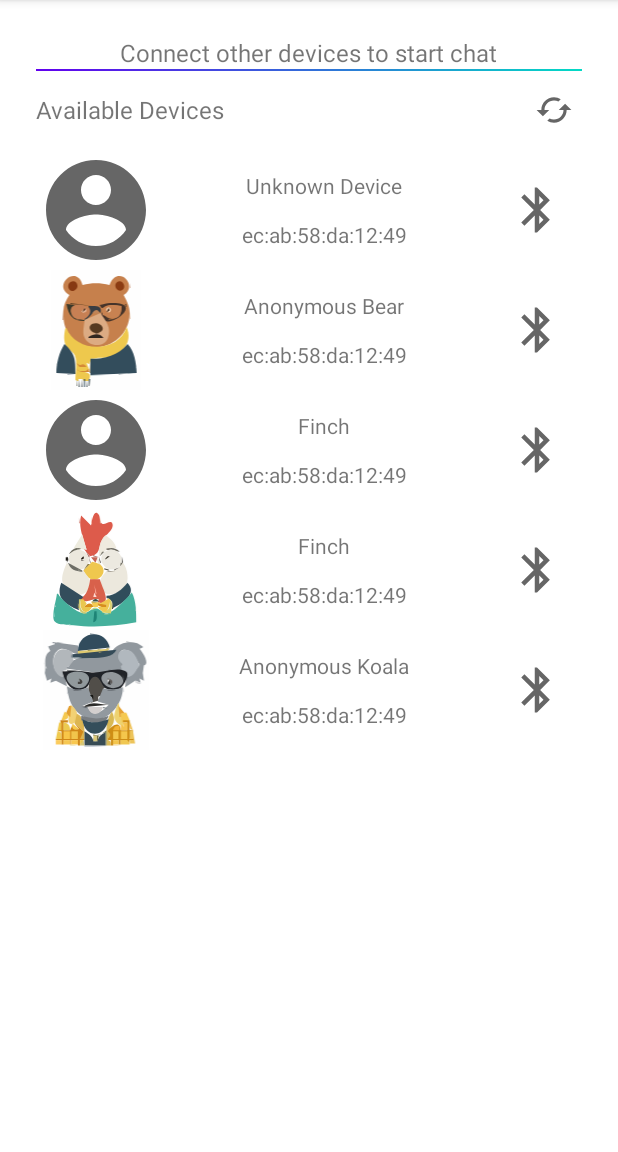
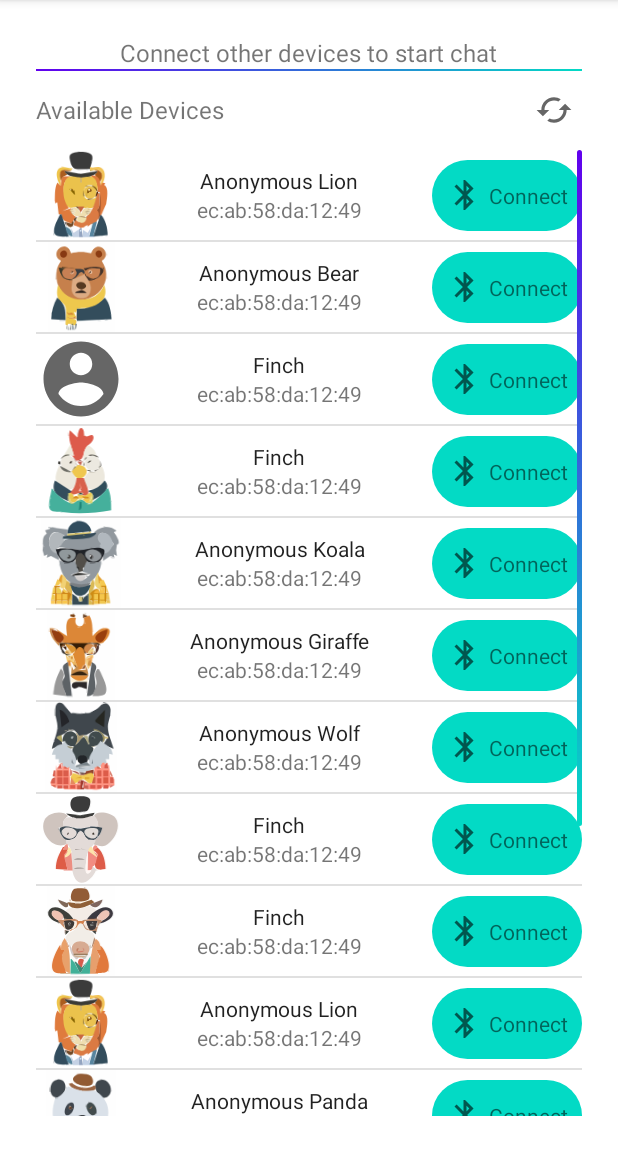
Before and after one commit to muhammedaydogan/Blue2thChat, an Android app: the SearchFragment screen opened through its navigation route, on a phone screen of 412 x 824 dp, the part 84-1236 px from its top. Run offline under Robolectric (Android 15) with nearby library versions, the phone set to English and light mode, and no system bars.

Commit message:
SearchFragment ui updated.

```diff
--- a/app/src/main/java/com/ma/blue2thchat/adapters/BluetoothAdapter.java
+++ b/app/src/main/java/com/ma/blue2thchat/adapters/BluetoothAdapter.java
@@ -10,7 +10,7 @@ import androidx.annotation.NonNull;
 import androidx.recyclerview.widget.RecyclerView;
 
 import com.ma.blue2thchat.R;
-import com.ma.blue2thchat.bluetooth.BleDevice;
+import com.ma.blue2thchat.objects.BleDevice;
 
 import java.util.ArrayList;
 
@@ -52,7 +52,7 @@ public class BluetoothAdapter extends RecyclerView.Adapter<BluetoothAdapter.MyVi
             holder.avatarName.setText(bleDevice.getName());
 
         holder.macAddress.setText(bleDevice.getMacAddress());
-        holder.bluetoothIcon.setOnClickListener(new View.OnClickListener() {
+        holder.connect.setOnClickListener(new View.OnClickListener() {
             @Override
             public void onClick(View view) {
                 if (onStartConnectionListener != null)
@@ -71,7 +71,7 @@ public class BluetoothAdapter extends RecyclerView.Adapter<BluetoothAdapter.MyVi
         public ImageView avatarImageView;
         public TextView avatarName;
         public TextView macAddress;
-        public ImageView bluetoothIcon;
+        public View connect;
 
         public MyViewHolder(@NonNull View itemView) {
             super(itemView);
@@ -79,7 +79,7 @@ public class BluetoothAdapter extends RecyclerView.Adapter<BluetoothAdapter.MyVi
             avatarImageView = itemView.findViewById(R.id.avatar);
             avatarName = itemView.findViewById(R.id.username);
             macAddress = itemView.findViewById(R.id.macAddress);
-            bluetoothIcon = itemView.findViewById(R.id.bluetoothIcon);
+            connect = itemView.findViewById(R.id.connect);
         }
     }
 
--- /dev/null
+++ b/app/src/main/java/com/ma/blue2thchat/customview/AutoResizeTextView.java
@@ -0,0 +1,321 @@
+package com.ma.blue2thchat.customview;
+
+/**
+ * DO WHAT YOU WANT TO PUBLIC LICENSE
+ * Version 2, December 2004
+ * <p>
+ * Copyright (C) 2004 Sam Hocevar <sam@hocevar.net>
+ * <p>
+ * Everyone is permitted to copy and distribute verbatim or modified
+ * copies of this license document, and changing it is allowed as long
+ * as the name is changed.
+ * <p>
+ * DO WHAT YOU WANT TO PUBLIC LICENSE
+ * TERMS AND CONDITIONS FOR COPYING, DISTRIBUTION AND MODIFICATION
+ * <p>
+ * 0. You just DO WHAT YOU WANT TO.
+ */
+
+import android.content.Context;
+import android.text.Layout.Alignment;
+import android.text.StaticLayout;
+import android.text.TextPaint;
+import android.util.AttributeSet;
+import android.util.TypedValue;
+import android.widget.TextView;
+
+/**
+ * Text view that auto adjusts text size to fit within the view.
+ * If the text size equals the minimum text size and still does not
+ * fit, append with an ellipsis.
+ *
+ * @author Chase Colburn
+ * @since Apr 4, 2011
+ */
+public class AutoResizeTextView extends TextView {
+
+    // Minimum text size for this text view
+    public static final float MIN_TEXT_SIZE = 20;
+
+    // Interface for resize notifications
+    public interface OnTextResizeListener {
+        public void onTextResize(TextView textView, float oldSize, float newSize);
+    }
+
+    // Our ellipse string
+    private static final String mEllipsis = "...";
+
+    // Registered resize listener
+    private OnTextResizeListener mTextResizeListener;
+
+    // Flag for text and/or size changes to force a resize
+    private boolean mNeedsResize = false;
+
+    // Text size that is set from code. This acts as a starting point for resizing
+    private float mTextSize;
+
+    // Temporary upper bounds on the starting text size
+    private float mMaxTextSize = 0;
+
+    // Lower bounds for text size
+    private float mMinTextSize = MIN_TEXT_SIZE;
+
+    // Text view line spacing multiplier
+    private float mSpacingMult = 1.0f;
+
+    // Text view additional line spacing
+    private float mSpacingAdd = 0.0f;
+
+    // Add ellipsis to text that overflows at the smallest text size
+    private boolean mAddEllipsis = true;
+
+    // Default constructor override
+    public AutoResizeTextView(Context context) {
+        this(context, null);
+    }
+
+    // Default constructor when inflating from XML file
+    public AutoResizeTextView(Context context, AttributeSet attrs) {
+        this(context, attrs, 0);
+    }
+
+    // Default constructor override
+    public AutoResizeTextView(Context context, AttributeSet attrs, int defStyle) {
+        super(context, attrs, defStyle);
+        mTextSize = getTextSize();
+    }
+
+    /**
+     * When text changes, set the force resize flag to true and reset the text size.
+     */
+    @Override
+    protected void onTextChanged(final CharSequence text, final int start, final int before, final int after) {
+        mNeedsResize = true;
+        // Since this view may be reused, it is good to reset the text size
+        resetTextSize();
+    }
+
+    /**
+     * If the text view size changed, set the force resize flag to true
+     */
+    @Override
+    protected void onSizeChanged(int w, int h, int oldw, int oldh) {
+        if (w != oldw || h != oldh) {
+            mNeedsResize = true;
+        }
+    }
+
+    /**
+     * Register listener to receive resize notifications
+     * @param listener
+     */
+    public void setOnResizeListener(OnTextResizeListener listener) {
+        mTextResizeListener = listener;
+    }
+
+    /**
+     * Override the set text size to update our internal reference values
+     */
+    @Override
+    public void setTextSize(float size) {
+        super.setTextSize(size);
+        mTextSize = getTextSize();
+    }
+
+    /**
+     * Override the set text size to update our internal reference values
+     */
+    @Override
+    public void setTextSize(int unit, float size) {
+        super.setTextSize(unit, size);
+        mTextSize = getTextSize();
+    }
+
+    /**
+     * Override the set line spacing to update our internal reference values
+     */
+    @Override
+    public void setLineSpacing(float add, float mult) {
+        super.setLineSpacing(add, mult);
+        mSpacingMult = mult;
+        mSpacingAdd = add;
+    }
+
+    /**
+     * Set the upper text size limit and invalidate the view
+     * @param maxTextSize
+     */
+    public void setMaxTextSize(float maxTextSize) {
+        mMaxTextSize = maxTextSize;
+        requestLayout();
+        invalidate();
+    }
+
+    /**
+     * Return upper text size limit
+     * @return
+     */
+    public float getMaxTextSize() {
+        return mMaxTextSize;
+    }
+
+    /**
+     * Set the lower text size limit and invalidate the view
+     * @param minTextSize
+     */
+    public void setMinTextSize(float minTextSize) {
+        mMinTextSize = minTextSize;
+        requestLayout();
+        invalidate();
+    }
+
+    /**
+     * Return lower text size limit
+     * @return
+     */
+    public float getMinTextSize() {
+        return mMinTextSize;
+    }
+
+    /**
+     * Set flag to add ellipsis to text that overflows at the smallest text size
+     * @param addEllipsis
+     */
+    public void setAddEllipsis(boolean addEllipsis) {
+        mAddEllipsis = addEllipsis;
+    }
+
+    /**
+     * Return flag to add ellipsis to text that overflows at the smallest text size
+     * @return
+     */
+    public boolean getAddEllipsis() {
+        return mAddEllipsis;
+    }
+
+    /**
+     * Reset the text to the original size
+     */
+    public void resetTextSize() {
+        if (mTextSize > 0) {
+            super.setTextSize(TypedValue.COMPLEX_UNIT_PX, mTextSize);
+            mMaxTextSize = mTextSize;
+        }
+    }
+
+    /**
+     * Resize text after measuring
+     */
+    @Override
+    protected void onLayout(boolean changed, int left, int top, int right, int bottom) {
+        if (changed || mNeedsResize) {
+            int widthLimit = (right - left) - getCompoundPaddingLeft() - getCompoundPaddingRight();
+            int heightLimit = (bottom - top) - getCompoundPaddingBottom() - getCompoundPaddingTop();
+            resizeText(widthLimit, heightLimit);
+        }
+        super.onLayout(changed, left, top, right, bottom);
+    }
+
+    /**
+     * Resize the text size with default width and height
+     */
+    public void resizeText() {
+
+        int heightLimit = getHeight() - getPaddingBottom() - getPaddingTop();
+        int widthLimit = getWidth() - getPaddingLeft() - getPaddingRight();
+        resizeText(widthLimit, heightLimit);
+    }
+
+    /**
+     * Resize the text size with specified width and height
+     * @param width
+     * @param height
+     */
+    public void resizeText(int width, int height) {
+        CharSequence text = getText();
+        // Do not resize if the view does not have dimensions or there is no text
+        if (text == null || text.length() == 0 || height <= 0 || width <= 0 || mTextSize == 0) {
+            return;
+        }
+
+        if (getTransformationMethod() != null) {
+            text = getTransformationMethod().getTransformation(text, this);
+        }
+
+        // Get the text view's paint object
+        TextPaint textPaint = getPaint();
+
+        // Store the current text size
+        float oldTextSize = textPaint.getTextSize();
+        // If there is a max text size set, use the lesser of that and the default text size
+        float targetTextSize = mMaxTextSize > 0 ? Math.min(mTextSize, mMaxTextSize) : mTextSize;
+
+        // Get the required text height
+        int textHeight = getTextHeight(text, textPaint, width, targetTextSize);
+
+        // Until we either fit within our text view or we had reached our min text size, incrementally try smaller sizes
+        while (textHeight > height && targetTextSize > mMinTextSize) {
+            targetTextSize = Math.max(targetTextSize - 2, mMinTextSize);
+            textHeight = getTextHeight(text, textPaint, width, targetTextSize);
+        }
+
+        // If we had reached our minimum text size and still don't fit, append an ellipsis
+        if (mAddEllipsis && targetTextSize == mMinTextSize && textHeight > height) {
+            // Draw using a static layout
+            // modified: use a copy of TextPaint for measuring
+            TextPaint paint = new TextPaint(textPaint);
+            // Draw using a static layout
+            StaticLayout layout = new StaticLayout(text, paint, width, Alignment.ALIGN_NORMAL, mSpacingMult, mSpacingAdd, false);
+            // Check that we have a least one line of rendered text
+            if (layout.getLineCount() > 0) {
+                // Since the line at the specific vertical position would be cut off,
+                // we must trim up to the previous line
+                int lastLine = layout.getLineForVertical(height) - 1;
+                // If the text would not even fit on a single line, clear it
+                if (lastLine < 0) {
+                    setText("");
+                }
+                // Otherwise, trim to the previous line and add an ellipsis
+                else {
+                    int start = layout.getLineStart(lastLine);
+                    int end = layout.getLineEnd(lastLine);
+                    float lineWidth = layout.getLineWidth(lastLine);
+                    float ellipseWidth = textPaint.measureText(mEllipsis);
+
+                    // Trim characters off until we have enough room to draw the ellipsis
+                    while (width < lineWidth + ellipseWidth) {
+                        lineWidth = textPaint.measureText(text.subSequence(start, --end + 1).toString());
+                    }
+                    setText(text.subSequence(0, end) + mEllipsis);
+                }
+            }
+        }
+
+        // Some devices try to auto adjust line spacing, so force default line spacing
+        // and invalidate the layout as a side effect
+        setTextSize(TypedValue.COMPLEX_UNIT_PX, targetTextSize);
+        setLineSpacing(mSpacingAdd, mSpacingMult);
+
+        // Notify the listener if registered
+        if (mTextResizeListener != null) {
+            mTextResizeListener.onTextResize(this, oldTextSize, targetTextSize);
+        }
+
+        // Reset force resize flag
+        mNeedsResize = false;
+    }
+
+    // Set the text size of the text paint object and use a static layout to render text off screen before measuring
+    private int getTextHeight(CharSequence source, TextPaint paint, int width, float textSize) {
+        // modified: make a copy of the original TextPaint object for measuring
+        // (apparently the object gets modified while measuring, see also the
+        // docs for TextView.getPaint() (which states to access it read-only)
+        TextPaint paintCopy = new TextPaint(paint);
+        // Update the text paint object
+        paintCopy.setTextSize(textSize);
+        // Measure using a static layout
+        StaticLayout layout = new StaticLayout(source, paintCopy, width, Alignment.ALIGN_NORMAL, mSpacingMult, mSpacingAdd, true);
+        return layout.getHeight();
+    }
+
+}
--- a/app/src/main/java/com/ma/blue2thchat/fragments/SearchFragment.java
+++ b/app/src/main/java/com/ma/blue2thchat/fragments/SearchFragment.java
@@ -15,12 +15,13 @@ import androidx.activity.OnBackPressedCallback;
 import androidx.annotation.NonNull;
 import androidx.fragment.app.Fragment;
 import androidx.navigation.fragment.NavHostFragment;
+import androidx.recyclerview.widget.DividerItemDecoration;
 import androidx.recyclerview.widget.LinearLayoutManager;
 import androidx.recyclerview.widget.RecyclerView;
 
 import com.ma.blue2thchat.R;
 import com.ma.blue2thchat.adapters.BluetoothAdapter;
-import com.ma.blue2thchat.bluetooth.BleDevice;
+import com.ma.blue2thchat.objects.BleDevice;
 
 import java.util.ArrayList;
 import java.util.Calendar;
@@ -73,16 +74,31 @@ public class SearchFragment extends Fragment {
         requireActivity().getOnBackPressedDispatcher().addCallback(getViewLifecycleOwner(), callback);
 
         ArrayList<BleDevice> bleDevices = new ArrayList<>();
-        bleDevices.add(new BleDevice(null, "ec:ab:58:da:12:49", -1));
+        bleDevices.add(new BleDevice(null, "ec:ab:58:da:12:49", 12));
         bleDevices.add(new BleDevice(null, "ec:ab:58:da:12:49", 3));
         bleDevices.add(new BleDevice("Finch", "ec:ab:58:da:12:49", -1));
         bleDevices.add(new BleDevice("Finch", "ec:ab:58:da:12:49", 19));
         bleDevices.add(new BleDevice(null, "ec:ab:58:da:12:49", 13));
+        bleDevices.add(new BleDevice(null, "ec:ab:58:da:12:49", 4));
+        bleDevices.add(new BleDevice(null, "ec:ab:58:da:12:49", 6));
+        bleDevices.add(new BleDevice("Finch", "ec:ab:58:da:12:49", 16));
+        bleDevices.add(new BleDevice("Finch", "ec:ab:58:da:12:49", 15));
+        bleDevices.add(new BleDevice(null, "ec:ab:58:da:12:49", 12));
+        bleDevices.add(new BleDevice(null, "ec:ab:58:da:12:49", 11));
+        bleDevices.add(new BleDevice(null, "ec:ab:58:da:12:49", 18));
+        bleDevices.add(new BleDevice(null, "ec:ab:58:da:12:49", -1));
+        bleDevices.add(new BleDevice(null, "ec:ab:58:da:12:49", 2));
+        bleDevices.add(new BleDevice(null, "ec:ab:58:da:12:49", 17));
+
 
         BluetoothAdapter adapter = new BluetoothAdapter(bleDevices);
-        LinearLayoutManager linearLayoutManager = new LinearLayoutManager(getContext());
+        LinearLayoutManager layoutManager = new LinearLayoutManager(getContext());
+
         RecyclerView recyclerView = view.findViewById(R.id.recyclerView);
-        recyclerView.setLayoutManager(linearLayoutManager);
+        DividerItemDecoration dividerItemDecoration = new DividerItemDecoration(recyclerView.getContext(),
+                layoutManager.getOrientation());
+        recyclerView.addItemDecoration(dividerItemDecoration);
+        recyclerView.setLayoutManager(layoutManager);
         recyclerView.setAdapter(adapter);
 
         adapter.setOnStartConnectionListener(new BluetoothAdapter.OnStartConnectionListener() {
--- a/app/src/main/java/com/ma/blue2thchat/bluetooth/BleDevice.java
+++ b/app/src/main/java/com/ma/blue2thchat/objects/BleDevice.java
@@ -1,4 +1,4 @@
-package com.ma.blue2thchat.bluetooth;
+package com.ma.blue2thchat.objects;
 
 public class BleDevice {
 
--- a/app/src/main/res/layout/fragment_search.xml
+++ b/app/src/main/res/layout/fragment_search.xml
@@ -47,11 +47,14 @@
         android:layout_width="25dp"
         android:layout_height="25dp"
         android:layout_margin="6dp"
+        android:clickable="true"
+        android:foreground="?attr/selectableItemBackground"
         android:src="@drawable/ic_baseline_cached_24"
         app:layout_constraintBottom_toBottomOf="@+id/description_searching"
         app:layout_constraintEnd_toEndOf="@+id/view2"
         app:layout_constraintStart_toEndOf="@+id/description_searching"
-        app:layout_constraintTop_toTopOf="@+id/description_searching" />
+        app:layout_constraintTop_toTopOf="@+id/description_searching"
+        tools:ignore="KeyboardInaccessibleWidget" />
 
     <androidx.recyclerview.widget.RecyclerView
         android:id="@+id/recyclerView"
--- a/app/src/main/res/layout/item_bleutooth_device.xml
+++ b/app/src/main/res/layout/item_bleutooth_device.xml
@@ -7,8 +7,9 @@
 
     <ImageView
         android:id="@+id/avatar"
-        android:layout_width="80dp"
-        android:layout_height="80dp"
+        android:layout_width="60dp"
+        android:layout_height="60dp"
+        android:foreground="?attr/selectableItemBackground"
         app:layout_constraintHorizontal_chainStyle="spread_inside"
         android:src="@drawable/ic_baseline_account_circle_24"
         app:layout_constraintBottom_toBottomOf="parent"
@@ -17,13 +18,15 @@
         app:layout_constraintStart_toStartOf="parent"
         app:layout_constraintTop_toTopOf="parent" />
 
-    <TextView
+    <com.ma.blue2thchat.customview.AutoResizeTextView
         android:id="@+id/username"
-        android:layout_width="wrap_content"
+        android:layout_width="0dp"
         android:layout_height="wrap_content"
         android:text="Username"
+        android:gravity="center"
+        app:layout_constraintEnd_toStartOf="@+id/connect"
         app:layout_constraintBottom_toTopOf="@+id/macAddress"
-        app:layout_constraintEnd_toStartOf="@+id/bluetoothIcon"
+        app:layout_constraintVertical_chainStyle="packed"
         app:layout_constraintStart_toEndOf="@+id/avatar"
         app:layout_constraintTop_toTopOf="parent" />
 
@@ -32,23 +35,46 @@
         android:layout_width="wrap_content"
         android:layout_height="wrap_content"
         android:text="43:A5:12:2C:7E:DD"
+        app:layout_constraintEnd_toStartOf="@+id/connect"
         app:layout_constraintBottom_toBottomOf="parent"
-        app:layout_constraintEnd_toStartOf="@+id/bluetoothIcon"
+        app:layout_constraintVertical_chainStyle="packed"
         app:layout_constraintStart_toEndOf="@+id/avatar"
         app:layout_constraintTop_toBottomOf="@+id/username" />
 
-    <ImageView
-        android:id="@+id/bluetoothIcon"
-        android:layout_width="60dp"
-        android:layout_height="60dp"
-        android:padding="12dp"
+    <View
+        android:id="@+id/connect"
+        android:layout_width="100dp"
+        android:layout_height="47dp"
         android:clickable="true"
-        android:foreground="?attr/selectableItemBackground"
-        android:src="@drawable/ic_baseline_bluetooth_24"
         style="@style/ripplePrimary"
+        android:background="@drawable/ripple_rounded"
         app:layout_constraintStart_toEndOf="@+id/username"
         app:layout_constraintBottom_toBottomOf="parent"
         app:layout_constraintEnd_toEndOf="parent"
         app:layout_constraintTop_toTopOf="parent" />
 
+    <ImageView
+        android:id="@+id/connectIcon"
+        android:layout_width="wrap_content"
+        android:layout_height="wrap_content"
+        android:padding="2dp"
+        android:src="@drawable/ic_baseline_bluetooth_24"
+        app:layout_constraintBottom_toBottomOf="@+id/connect"
+        app:layout_constraintEnd_toStartOf="@+id/connectText"
+        app:layout_constraintHorizontal_chainStyle="packed"
+        app:layout_constraintStart_toStartOf="@+id/connect"
+        app:layout_constraintTop_toTopOf="@+id/connect" />
+
+    <TextView
+        android:id="@+id/connectText"
+        android:layout_width="wrap_content"
+        android:layout_height="wrap_content"
+        android:padding="2dp"
+        android:text="Connect"
+        app:layout_constraintBottom_toBottomOf="@+id/connect"
+        app:layout_constraintEnd_toEndOf="@id/connect"
+        app:layout_constraintHorizontal_chainStyle="packed"
+        app:layout_constraintStart_toEndOf="@+id/connectIcon"
+        app:layout_constraintTop_toTopOf="@+id/connect" />
+
 </androidx.constraintlayout.widget.ConstraintLayout>
```
